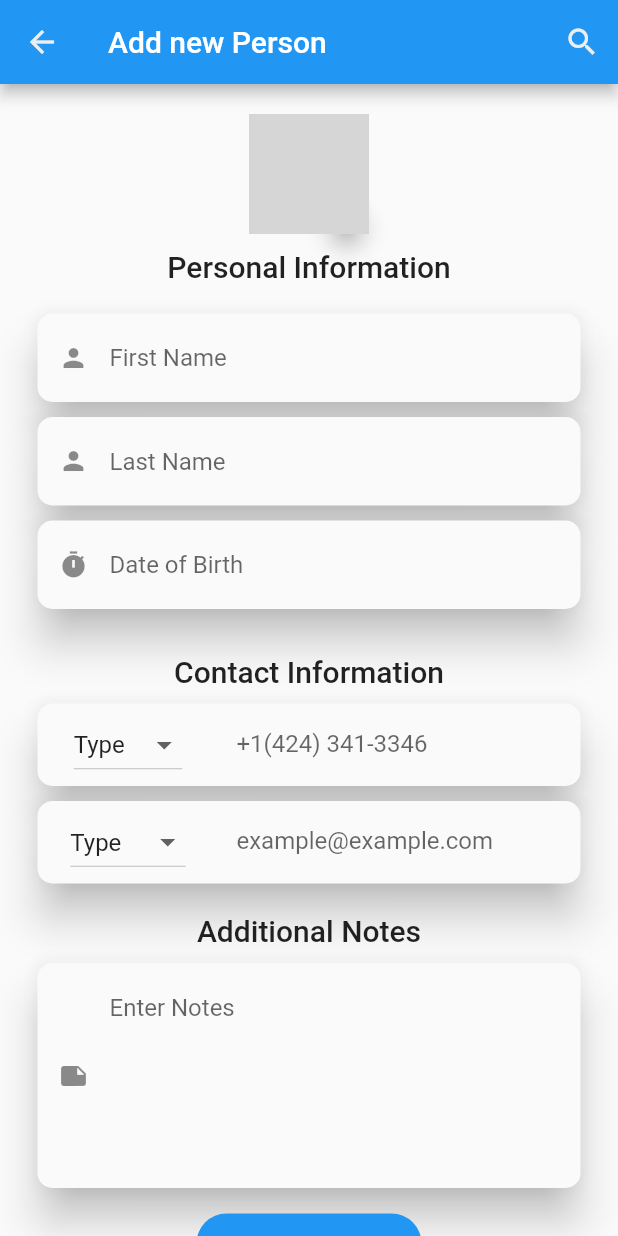
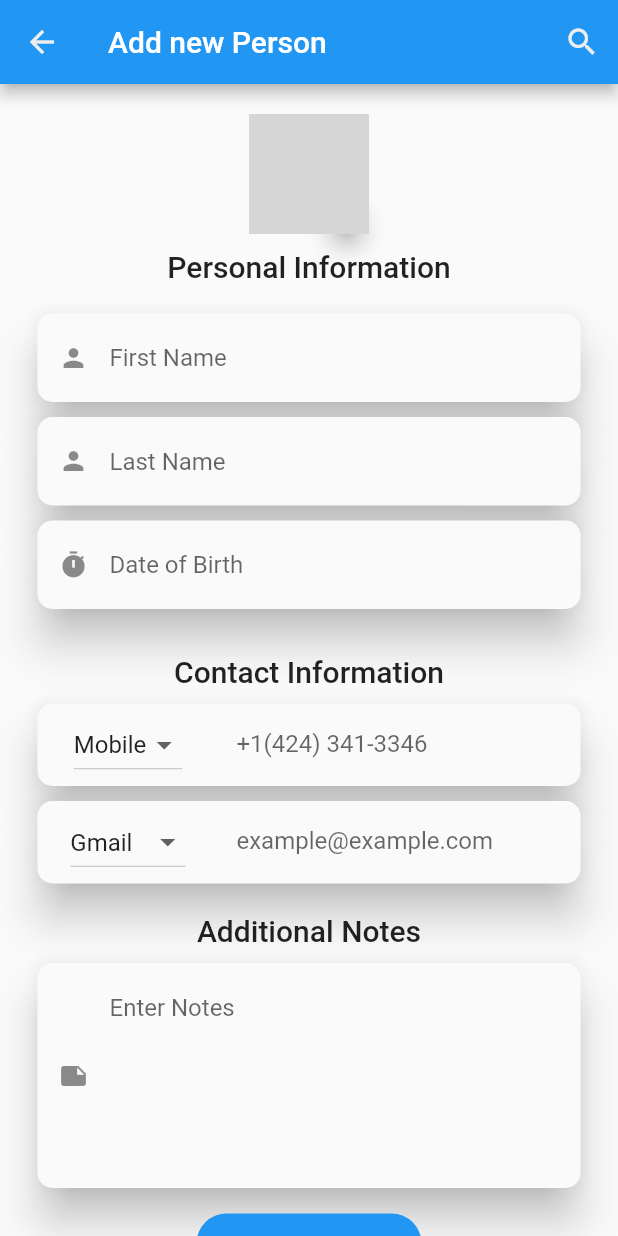
Before and after one commit to endalkh/Contact_list, a Flutter app: the AddNewPersonScreen screen opened directly, on a phone screen of 412 x 824 dp. Run offline on Flutter 3.47's test engine with Material 2 defaults, Android fonts, the phone set to English and light mode, and no system bars; our stand-ins replace cached_network_image, jiffy, shared_preferences, simple_animations; missing offline and left inert: rounded_letter; accounts and stored records are empty; network calls fail; grey boxes are pictures that could not be loaded.

Commit message:
Date formator

```diff
--- a/lib/api/model/contact_list.dart
+++ b/lib/api/model/contact_list.dart
@@ -1,4 +1,3 @@
-
 class GetAllContact {
   String name,birthDate,id;
   GetAllContact({name,birthDate,id}) {
--- a/lib/constants/constant.dart
+++ b/lib/constants/constant.dart
@@ -178,12 +178,11 @@ class PhoneType {
 
   static List<PhoneType> getPhones() {
     return <PhoneType>[
-      PhoneType(0, 'Type'),
+      PhoneType(0, 'Mobile'),
       PhoneType(1, 'Home'),
       PhoneType(2, 'Work'),
       PhoneType(3, 'Fax'),
-      PhoneType(4, 'Mobile'),
-      PhoneType(5, 'Line'),
+      PhoneType(4, 'Line'),
     ];
   }
 }
@@ -197,11 +196,10 @@ class EmailType {
 
   static List<EmailType> getEmails() {
     return <EmailType>[
-      EmailType(0, 'Type'),
-      EmailType(1, 'Gmail'),
-      EmailType(2, 'Icloud'),
-      EmailType(3, 'Yahoo'),
-      EmailType(4, 'Hotbird'),
+      EmailType(0, 'Gmail'),
+      EmailType(1, 'Icloud'),
+      EmailType(2, 'Yahoo'),
+      EmailType(3, 'Hotbird'),
     ];
   }
 }
--- a/lib/pages/home/contacts.dart
+++ b/lib/pages/home/contacts.dart
@@ -8,6 +8,7 @@ import 'package:flutter_app/constants/colors.dart';
 import 'package:flutter_app/constants/constant.dart';
 import 'package:flutter_app/pages/widgets/circularProgressBar.dart';
 import 'package:flutter_app/state/app_state.dart';
+import 'package:flutter_app/utilities/date_formater.dart';
 import 'package:flutter_app/utilities/round_letter_getter/get_round_letter.dart';
 import 'package:provider/provider.dart';
 import 'package:rounded_letter/rounded_letter.dart';
@@ -90,7 +91,7 @@ class _Contacts extends State<Contacts>{
                               fontSize: 20,
                             ),),
 
-                            subtitle: Text(snapshot.data[index].birthDate,
+                            subtitle: Text(dateFormatter(snapshot.data[index].birthDate),
                               style: TextStyle(fontSize: 15),
                             )),
 
--- a/lib/pages/home/last_contact.dart
+++ b/lib/pages/home/last_contact.dart
@@ -6,6 +6,7 @@ import 'package:flutter_app/constants/colors.dart';
 import 'package:flutter_app/constants/constant.dart';
 import 'package:flutter_app/pages/widgets/circularProgressBar.dart';
 import 'package:flutter_app/state/app_state.dart';
+import 'package:flutter_app/utilities/date_formater.dart';
 import 'package:flutter_app/utilities/round_letter_getter/get_round_letter.dart';
 import 'package:flutter_app/utilities/validation/get_size.dart';
 import 'package:provider/provider.dart';
@@ -65,7 +66,7 @@ class _LastContact extends State<LastContact>{
                                           fontSize: 20,
                                         ),),
 
-                                        subtitle: Text(snapshot.data[index].lastContact,
+                                        subtitle: Text(dateFormatter(snapshot.data[index].lastContact),
                                           style: TextStyle(fontSize: 15),
                                         )),
 
--- /dev/null
+++ b/lib/utilities/date_formater.dart
@@ -0,0 +1,5 @@
+import 'package:intl/intl.dart';
+
+dateFormatter( date){
+  return DateFormat.yMMMd().format(DateTime.parse(date));
+}
--- a/pubspec.yaml
+++ b/pubspec.yaml
@@ -27,6 +27,7 @@ dependencies:
   simple_animations: ^1.2.0
   rounded_letter: ^0.0.6
   jiffy: ^2.2.0
+  intl: ^0.16.0
 
 
 
```
Also changed, not shown: lib/pages/home/upcoming_birth_days.dart (+5 -66 lines), pubspec.lock.
